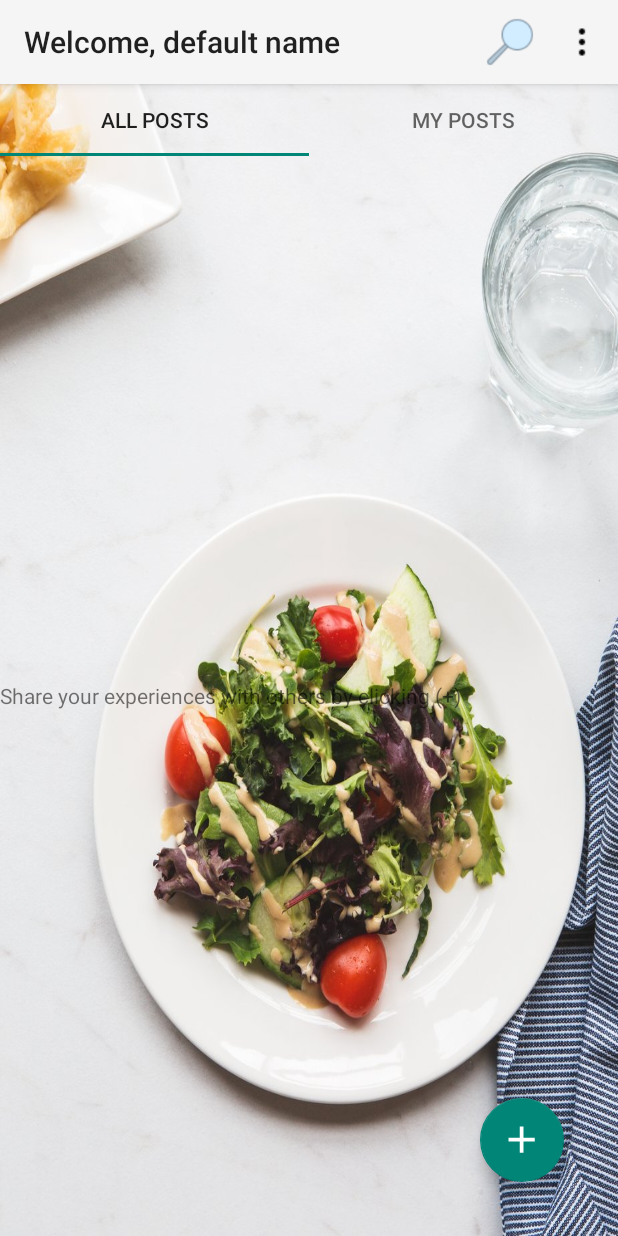
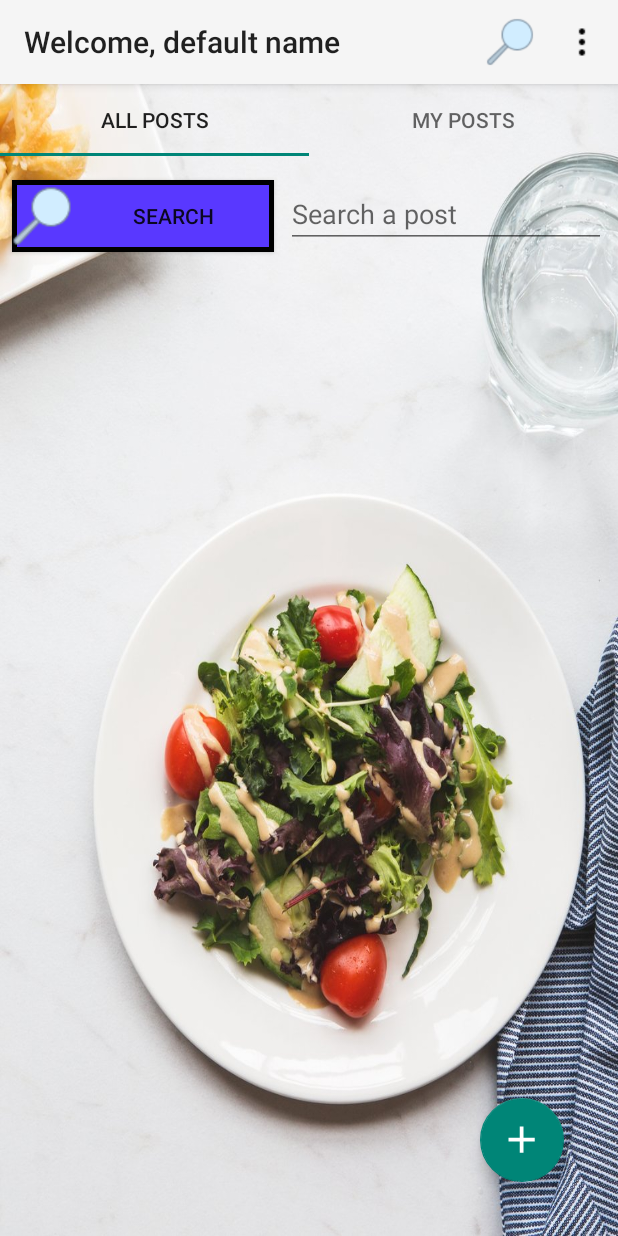
Before and after one commit to BenOhayon/Meallennium, an Android app: the screen it shows after launch once a user with an empty profile is signed in (PostsListActivity), on a phone screen of 412 x 824 dp. Run offline under Robolectric (Android 15) with nearby library versions, the phone set to English and light mode, and no system bars; our stand-ins replace Firebase (no records; nobody signed in at launch, a user with empty details on screens opened directly), Room's generated code; Roboto replaces fonts that are not available here.

Commit message:
Search logic added! Continue with improving code clarity and app design.

```diff
--- a/app/src/main/java/com/example/ben/meallennium/activities/PostsListActivity.java
+++ b/app/src/main/java/com/example/ben/meallennium/activities/PostsListActivity.java
@@ -43,11 +43,11 @@ public class PostsListActivity extends AppCompatActivity implements
         PostsListFragment.PostsListFragmentListener,
         MyPostsListFragment.MyPostsListFragmentListener,
         DeleteAccountConfirmationDialog.DeleteAccountConfirmationDialogListener,
-        LogoutConfirmationDialog.LogoutConfirmationDialogListener {
+        LogoutConfirmationDialog.LogoutConfirmationDialogListener,
+        PostsListFragment.OnSearchButtonClicked {
 
     private ViewPager viewPager;
     private PostsListFragment postsListFragment;
-    private List<Post> originalAllPosts, originalMyPosts; // for searching
 
     public class SectionsPagerAdapter extends FragmentPagerAdapter {
 
@@ -173,7 +173,6 @@ public class PostsListActivity extends AppCompatActivity implements
         }
 
         Log.d(LogTag.TAG, "postsListFragment = " + postsListFragment);
-        searchView.setOnQueryTextListener(postsListFragment);
 
         return true;
     }
@@ -196,6 +195,11 @@ public class PostsListActivity extends AppCompatActivity implements
     public void onMyListItemClick(int clickedItemIndex) {
         Post selectedPost = Model.instance.getMyPostsData().getValue().get(clickedItemIndex);
         moveToPostDetailsActivity(selectedPost);
+    }
+
+    @Override
+    public void onSearchButtonClick(Intent intent) {
+        startActivity(intent);
     }
 
     @Override
--- a/app/src/main/java/com/example/ben/meallennium/fragments/MyPostsListFragment.java
+++ b/app/src/main/java/com/example/ben/meallennium/fragments/MyPostsListFragment.java
@@ -135,10 +135,19 @@ public class MyPostsListFragment extends Fragment {
         postsList.setHasFixedSize(true);
         adapter = new MyPostsListAdapter((MyPostsListFragmentListener) getActivity());
         postsList.setAdapter(adapter);
-        startMessage = view.findViewById(R.id.postsListScreen__startMessage);
 
         return view;
     }
+
+//    @Override
+//    public void onResume() {
+//        super.onResume();
+//        if(Model.instance.getPostsData().getValue().size() != 0) {
+//            startMessage.setVisibility(View.GONE);
+//        } else {
+//            startMessage.setVisibility(View.VISIBLE);
+//        }
+//    }
 
     @Override
     public void onAttach(Context context) {
@@ -157,12 +166,6 @@ public class MyPostsListFragment extends Fragment {
             public void onChanged(@Nullable List<Post> posts) {
                 adapter.notifyDataSetChanged();
                 Log.d(LogTag.TAG, "LiveData has updated");
-
-                if(Model.instance.getPostsData().getValue().size() != 0) {
-                    startMessage.setVisibility(View.GONE);
-                } else {
-                    startMessage.setVisibility(View.VISIBLE);
-                }
             }
         });
     }
--- a/app/src/main/java/com/example/ben/meallennium/fragments/PostsListFragment.java
+++ b/app/src/main/java/com/example/ben/meallennium/fragments/PostsListFragment.java
@@ -3,6 +3,7 @@ package com.example.ben.meallennium.fragments;
 import android.arch.lifecycle.Observer;
 import android.arch.lifecycle.ViewModelProviders;
 import android.content.Context;
+import android.content.Intent;
 import android.graphics.Bitmap;
 import android.support.annotation.NonNull;
 import android.support.annotation.Nullable;
@@ -14,24 +15,32 @@ import android.util.Log;
 import android.view.LayoutInflater;
 import android.view.View;
 import android.view.ViewGroup;
+import android.widget.Button;
+import android.widget.EditText;
 import android.widget.ImageView;
 import android.widget.ProgressBar;
 import android.support.v7.widget.SearchView;
 import android.widget.TextView;
 
 import com.example.ben.meallennium.R;
+import com.example.ben.meallennium.activities.SearchResultsActivity;
 import com.example.ben.meallennium.model.Model;
 import com.example.ben.meallennium.model.entities.Post;
+import com.example.ben.meallennium.model.sql.PostAsyncDao;
 import com.example.ben.meallennium.model.viewmodels.PostsListViewModel;
 import com.example.ben.meallennium.utils.LogTag;
 
 import java.util.LinkedList;
 import java.util.List;
 
-public class PostsListFragment extends Fragment implements SearchView.OnQueryTextListener{
+public class PostsListFragment extends Fragment {
 
     public interface PostsListFragmentListener {
         void onListItemClick(int clickedItemIndex);
+    }
+
+    public interface OnSearchButtonClicked {
+        void onSearchButtonClick(Intent intent);
     }
 
     private PostsListViewModel postsViewModel;
@@ -39,11 +48,10 @@ public class PostsListFragment extends Fragment implements SearchView.OnQueryTex
     private TextView startMessage;
 
     private PostsListFragmentListener listener;
-    private List<Post> allPostsToFilter, myPostsToFilter;
+    private OnSearchButtonClicked searchClickListener;
 
     class PostsListAdapter extends RecyclerView.Adapter<PostsListAdapter.PostViewHolder> {
 
-        private List<Post> list;
         private PostsListFragmentListener listener;
 
         public PostsListAdapter(PostsListFragmentListener listener) {
@@ -117,12 +125,6 @@ public class PostsListFragment extends Fragment implements SearchView.OnQueryTex
                 listener.onListItemClick(clickedPosition);
             }
         }
-
-        private void updateList(List<Post> newList) {
-            list = new LinkedList<>();
-            list.addAll(newList);
-            notifyDataSetChanged();
-        }
     }
 
     public PostsListFragment() {}
@@ -143,7 +145,19 @@ public class PostsListFragment extends Fragment implements SearchView.OnQueryTex
         postsList.setHasFixedSize(true);
         adapter = new PostsListAdapter((PostsListFragmentListener) getActivity());
         postsList.setAdapter(adapter);
-        startMessage = view.findViewById(R.id.postsListScreen__startMessage);
+        Button searchButton = view.findViewById(R.id.postsListScreen__searchButton);
+        EditText searchQuery = view.findViewById(R.id.postsListScreen__searchQuery);
+
+        searchButton.setOnClickListener(new View.OnClickListener() {
+            @Override
+            public void onClick(View v) {
+                Intent toSearchResults = new Intent(getActivity(), SearchResultsActivity.class);
+                Log.d(LogTag.TAG, "search query: " + searchQuery.getText().toString());
+                toSearchResults.putExtra("query", searchQuery.getText().toString());
+                toSearchResults.putExtra("list", 0);
+                searchClickListener.onSearchButtonClick(toSearchResults);
+            }
+        });
 
         return view;
     }
@@ -156,7 +170,14 @@ public class PostsListFragment extends Fragment implements SearchView.OnQueryTex
             listener = (PostsListFragmentListener ) context;
         } else {
             throw new RuntimeException(context.toString()
-                    + " must implement MyPostsListFragmentListener");
+                    + " must implement PostsListFragmentListener");
+        }
+
+        if(context instanceof OnSearchButtonClicked) {
+            searchClickListener = (OnSearchButtonClicked) context;
+        } else {
+            throw new RuntimeException(context.toString()
+                    + " must implement OnSearchButtonClicked");
         }
 
         postsViewModel = ViewModelProviders.of(this).get(PostsListViewModel.class);
@@ -165,11 +186,11 @@ public class PostsListFragment extends Fragment implements SearchView.OnQueryTex
             public void onChanged(@Nullable List<Post> posts) {
                 adapter.notifyDataSetChanged();
                 Log.d(LogTag.TAG, "LiveData has updated");
-                if(Model.instance.getPostsData().getValue().size() != 0) {
-                    startMessage.setVisibility(View.GONE);
-                } else {
-                    startMessage.setVisibility(View.VISIBLE);
-                }
+//                if(Model.instance.getPostsData().getValue().size() != 0) {
+//                    startMessage.setVisibility(View.GONE);
+//                } else {
+//                    startMessage.setVisibility(View.VISIBLE);
+//                }
             }
         });
     }
@@ -179,47 +200,4 @@ public class PostsListFragment extends Fragment implements SearchView.OnQueryTex
         super.onDetach();
         listener = null;
     }
-
-    @Override
-    public boolean onQueryTextSubmit(String query) {
-//        allPostsToFilter = Model.instance.getPostsData().getValue();
-//        //myPostsToFilter = Model.instance.getMyPostsData().getValue();
-//        if(query.equals("")) {
-//            adapter.updateList(allPostsToFilter);
-//            return true;
-//        }
-//
-//        for(Post p : allPostsToFilter) {
-//            if(!(p.getPublisher().contains(query) || p.getName().contains(query))) {
-//                allPostsToFilter.remove(p);
-//            }
-//        }
-//
-//        adapter.updateList(allPostsToFilter);
-        return false;
-    }
-
-    @Override
-    public boolean onQueryTextChange(String newText) {
-//        allPostsToFilter = Model.instance.getPostsData().getValue();
-//        //myPostsToFilter = Model.instance.getMyPostsData().getValue();
-//        if(newText.equals("")) {
-//            adapter.updateList(allPostsToFilter);
-//            return true;
-//        }
-//
-//        for(Post p : allPostsToFilter) {
-//            if(!(p.getPublisher().contains(newText) || p.getName().contains(newText))) {
-//                allPostsToFilter.remove(p);
-//            }
-//        }
-//
-//        adapter.updateList(allPostsToFilter);
-
-        return false;
-    }
-
-    //    public void handleListItemClick(int clickedItemIndex) {
-//        listener.onListItemClick(clickedItemIndex);
-//    }
 }
--- a/app/src/main/java/com/example/ben/meallennium/model/Model.java
+++ b/app/src/main/java/com/example/ben/meallennium/model/Model.java
@@ -26,6 +26,7 @@ import java.io.OutputStream;
 import java.util.LinkedList;
 import java.util.List;
 
+// TODO ask Eliav about fragments anf destroying views.
 // TODO Add search functionality. (ask Eliav)
 // TODO Add a message to be displayed when there's no posts in the list. (ask Eliav)
 // TODO Consider put the menu items as a navigation drawer items (??)
--- a/app/src/main/res/layout/activity_about.xml
+++ b/app/src/main/res/layout/activity_about.xml
@@ -3,8 +3,7 @@
     xmlns:app="http://schemas.android.com/apk/res-auto"
     xmlns:tools="http://schemas.android.com/tools"
     android:layout_width="match_parent"
-    android:layout_height="match_parent"
-    android:background="@mipmap/fresh_plated_salad_925x">
+    android:layout_height="match_parent">
 
 
     <ImageView
--- a/app/src/main/res/layout/activity_add_new_post.xml
+++ b/app/src/main/res/layout/activity_add_new_post.xml
@@ -4,8 +4,7 @@
     xmlns:app="http://schemas.android.com/apk/res-auto"
     xmlns:tools="http://schemas.android.com/tools"
     android:layout_height="match_parent"
-    android:layout_width="match_parent"
-    android:background="@mipmap/fresh_plated_salad_925x">
+    android:layout_width="match_parent">
 
     <android.support.constraint.ConstraintLayout
         android:layout_width="match_parent"
@@ -52,7 +51,7 @@
             android:layout_weight="1"
             android:background="@drawable/oval_style"
             android:drawableStart="@drawable/new_post_48"
-            android:text="Post"
+            android:text="PUBLISH"
             app:layout_constraintBottom_toBottomOf="parent"
             app:layout_constraintEnd_toStartOf="@+id/createPostScreen__cancelButton"
             app:layout_constraintHorizontal_bias="0.5"
--- a/app/src/main/res/layout/activity_post_details.xml
+++ b/app/src/main/res/layout/activity_post_details.xml
@@ -4,8 +4,7 @@
     xmlns:tools="http://schemas.android.com/tools"
     android:layout_width="match_parent"
     android:layout_height="match_parent"
-    tools:context=".activities.PostDetailsActivity"
-    android:background="@mipmap/fresh_plated_salad_925x">
+    tools:context=".activities.PostDetailsActivity">
 
     <FrameLayout
 
--- a/app/src/main/res/layout/fragment_posts_list.xml
+++ b/app/src/main/res/layout/fragment_posts_list.xml
@@ -1,5 +1,5 @@
 <?xml version="1.0" encoding="utf-8"?>
-<RelativeLayout xmlns:android="http://schemas.android.com/apk/res/android"
+<android.support.constraint.ConstraintLayout xmlns:android="http://schemas.android.com/apk/res/android"
     xmlns:app="http://schemas.android.com/apk/res-auto"
     xmlns:tools="http://schemas.android.com/tools"
     android:layout_width="match_parent"
@@ -9,22 +9,43 @@
     <android.support.v7.widget.RecyclerView
         android:id="@+id/postsListScreen__list"
         android:layout_width="match_parent"
-        android:layout_height="match_parent"
+        android:layout_height="0dp"
         android:layout_alignParentStart="true"
         android:layout_alignParentTop="true"
+        android:layout_marginTop="8dp"
         app:layout_constraintBottom_toBottomOf="parent"
         app:layout_constraintEnd_toEndOf="parent"
         app:layout_constraintStart_toStartOf="parent"
+        app:layout_constraintTop_toBottomOf="@+id/postsListScreen__searchQuery" />
+
+    <EditText
+        android:id="@+id/postsListScreen__searchQuery"
+        android:layout_width="wrap_content"
+        android:layout_height="wrap_content"
+        android:layout_marginEnd="8dp"
+        android:layout_marginStart="8dp"
+        android:layout_marginTop="16dp"
+        android:ems="10"
+        android:hint="Search a post"
+        android:inputType="textPersonName"
+        app:layout_constraintEnd_toEndOf="parent"
+        app:layout_constraintHorizontal_bias="0.5"
+        app:layout_constraintStart_toEndOf="@+id/postsListScreen__searchButton"
         app:layout_constraintTop_toTopOf="parent" />
 
-    <TextView
-        android:id="@+id/postsListScreen__startMessage"
-        android:layout_width="match_parent"
+    <Button
+        android:id="@+id/postsListScreen__searchButton"
+        android:layout_width="0dp"
         android:layout_height="wrap_content"
-        android:layout_centerInParent="true"
-        android:text="Share your experiences with others by clicking (+)"
-        android:textAlignment="center"
-        android:textSize="14sp"/>
+        android:layout_marginStart="8dp"
+        android:layout_marginTop="16dp"
+        android:text="SEARCH"
+        android:background="@drawable/oval_style"
+        android:drawableStart="@drawable/search"
+        app:layout_constraintEnd_toStartOf="@+id/postsListScreen__searchQuery"
+        app:layout_constraintHorizontal_bias="0.5"
+        app:layout_constraintStart_toStartOf="parent"
+        app:layout_constraintTop_toTopOf="parent" />
 
 
-</RelativeLayout>
+</android.support.constraint.ConstraintLayout>
--- a/app/src/main/res/layout/posts_list_item.xml
+++ b/app/src/main/res/layout/posts_list_item.xml
@@ -4,16 +4,16 @@
     xmlns:tools="http://schemas.android.com/tools"
     android:layout_width="match_parent"
     android:layout_height="wrap_content"
-    android:padding="16dp">
+    android:padding="8dp">
 
     <android.support.v7.widget.CardView
         xmlns:card_view="http://schemas.android.com/apk/res-auto"
         android:layout_width="0dp"
         android:layout_height="322dp"
-        android:layout_marginBottom="8dp"
+        android:layout_marginBottom="4dp"
         android:layout_marginEnd="8dp"
         android:layout_marginStart="8dp"
-        android:layout_marginTop="8dp"
+        android:layout_marginTop="4dp"
         app:layout_constraintBottom_toBottomOf="parent"
         app:layout_constraintEnd_toEndOf="parent"
         app:layout_constraintHorizontal_bias="1.0"
--- a/app/src/main/res/values/dimens.xml
+++ b/app/src/main/res/values/dimens.xml
@@ -4,4 +4,5 @@
     <dimen name="activity_horizontal_margin">16dp</dimen>
     <dimen name="activity_vertical_margin">16dp</dimen>
     <dimen name="appbar_padding_top">8dp</dimen>
+    <dimen name="text_margin">16dp</dimen>
 </resources>
```
Also changed, not shown: app/src/main/AndroidManifest.xml (+8 -18 lines), app/src/main/java/com/example/ben/meallennium/activities/SearchResultsActivity.java (added, +188 -0 lines), app/src/main/res/layout/activity_search_results.xml (added, +22 -0 lines).
